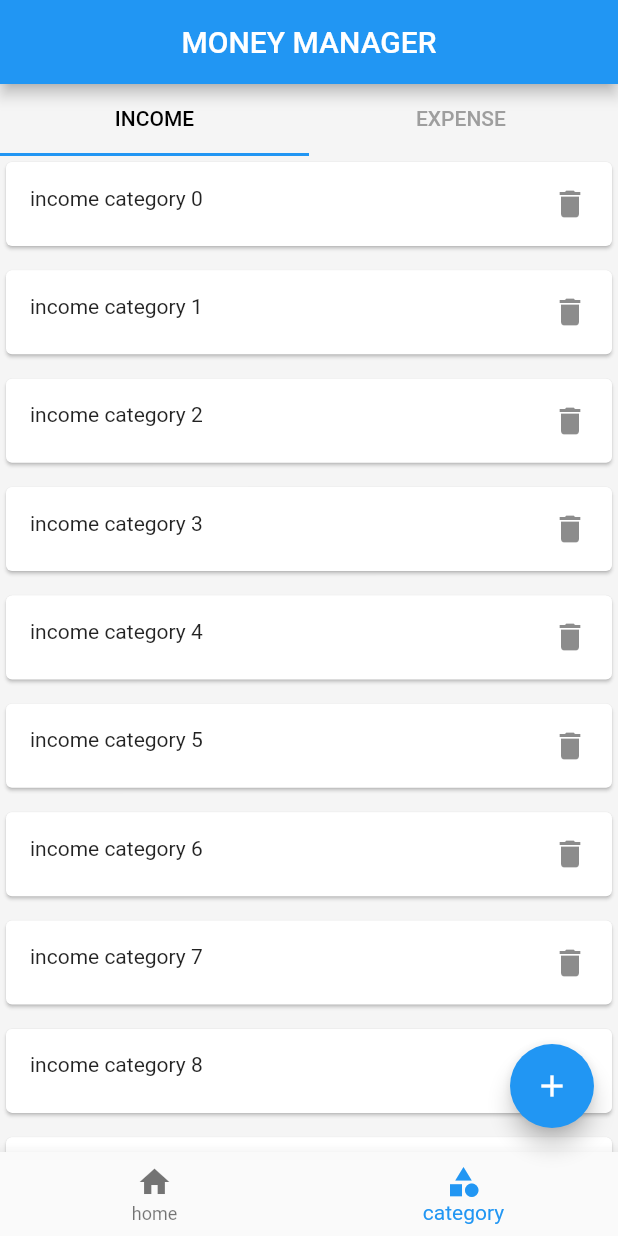
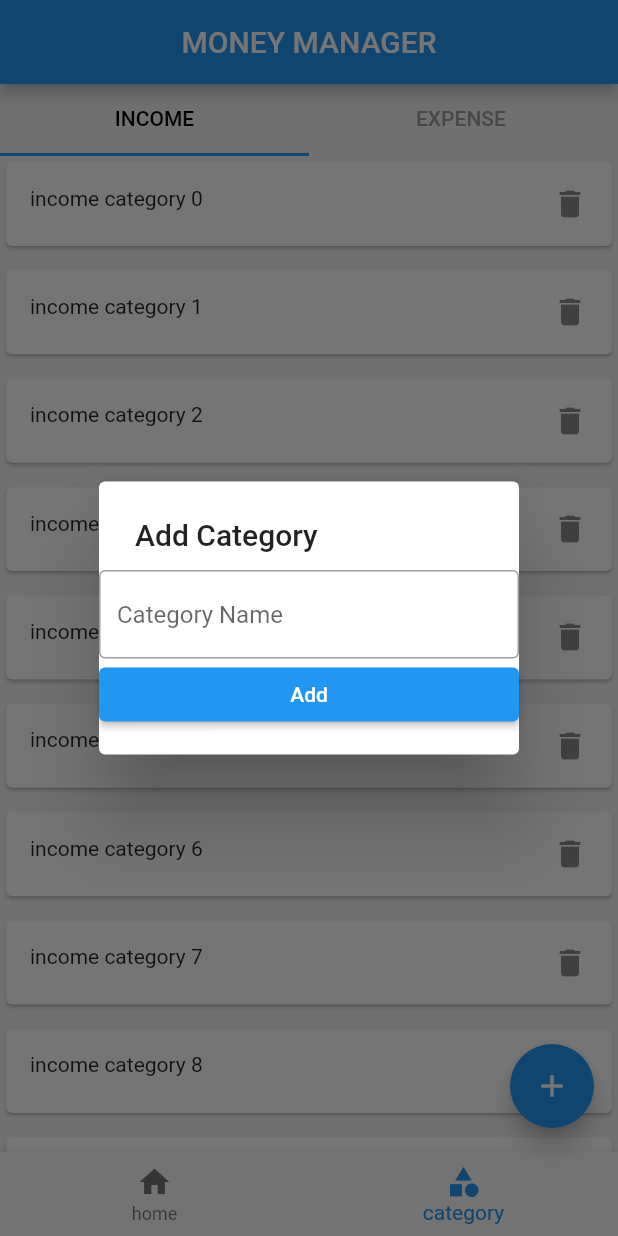
Before and after one commit to msnsadiq/money_management, a Flutter app: the screen it shows after launch, item 2 of the bottom bar chosen, after a tap on the "add" icon, on a phone screen of 412 x 824 dp. Run offline on Flutter 3.47's test engine with Material 2 defaults, Android fonts, the phone set to English and light mode, and no system bars; our stand-ins replace hive, hive_flutter; accounts and stored records are empty.

Commit message:
added more thinks

```diff
--- a/lib/db/category/category_db.dart
+++ b/lib/db/category/category_db.dart
@@ -4,7 +4,7 @@ import '../../models/category/category_model.dart';
 const CATEGORY_DB_NAME = "category_database";
 
 abstract class CategoryDbFunction {
-Future<  List<CategoryModel>>getCategories();
+Future<List<CategoryModel>>getCategories();
   Future<void> InsertCategory(CategoryModel value);
 }
 
--- a/lib/models/category/category_model.dart
+++ b/lib/models/category/category_model.dart
@@ -22,4 +22,9 @@ class CategoryModel {
   CategoryModel(
 
       { required this.id ,required this.name, required this.type, this.isDeleted = false});
+  @override
+  String toString(){
+    return "$name , $type";
+  }
+
 }
--- /dev/null
+++ b/lib/screens/category/category_add_popup.dart
@@ -0,0 +1,18 @@
+import 'package:flutter/material.dart';
+
+Future<void>showCategoryAddPopup(BuildContext context)async{
+showDialog(context:context,builder: (ctx){
+  return SimpleDialog(
+    title: Text("Add Category"),
+    children: [
+      TextFormField(
+        decoration: InputDecoration(
+          hintText: "Category Name",
+          border: OutlineInputBorder()
+        ),
+      ),
+      ElevatedButton(onPressed: (){}, child: Text("Add"))
+    ],
+  );
+} );
+}
--- a/lib/screens/category/category.dart
+++ b/lib/screens/category/home_categories.dart
@@ -6,7 +6,9 @@ import 'package:hiveproject/screens/category/expense_category_list.dart';
 import 'package:hiveproject/screens/category/income_category_list.dart';
 
 class ScreenCategory extends StatefulWidget {
-  const ScreenCategory({Key? key}) : super(key: key);
+  const
+
+  ScreenCategory({Key? key}) : super(key: key);
 
   @override
   State<ScreenCategory> createState() => _ScreenCategoryState();
@@ -18,7 +20,8 @@ late TabController _tabController;
   void initState() {
     _tabController = TabController(length: 2, vsync: this);
     CategoryDB().getCategories().then((value) {
-      print(value);
+      print("checking category");
+      print(value.toString());
     });
     super.initState();
   }
--- a/lib/screens/home/screen_home.dart
+++ b/lib/screens/home/screen_home.dart
@@ -1,5 +1,8 @@
 import 'package:flutter/material.dart';
-import 'package:hiveproject/screens/category/category.dart';
+import 'package:hiveproject/db/category/category_db.dart';
+import 'package:hiveproject/models/category/category_model.dart';
+import 'package:hiveproject/screens/category/category_add_popup.dart';
+import 'package:hiveproject/screens/category/home_categories.dart';
 import 'package:hiveproject/screens/home/widgets/bottom_navigation.dart';
 import 'package:hiveproject/screens/transactions/transaction.dart';
 
@@ -32,6 +35,11 @@ static ValueNotifier<int> selectedIndexNotifier = ValueNotifier(0);
          print("pageOne");
        }else if(selectedIndexNotifier.value == 1){
          print("pageTwo");
+
+     showCategoryAddPopup(context);
+
+         // final details = CategoryModel(id: DateTime.now().microsecondsSinceEpoch.toString(), name: "Travel", type:CatergoryType.expense );
+         // CategoryDB().InsertCategory(details);
        }
 
 
--- a/lib/screens/home/widgets/bottom_navigation.dart
+++ b/lib/screens/home/widgets/bottom_navigation.dart
@@ -14,7 +14,7 @@ class MoneyManagerBottomNavigation extends StatelessWidget {
           type: BottomNavigationBarType.fixed,
           currentIndex: selectedIndex,
             onTap: (value){
-            //print({"OOOOOOOOO $value"});
+
               ScreenHome.selectedIndexNotifier.value = value;
             },
             items: [
```
